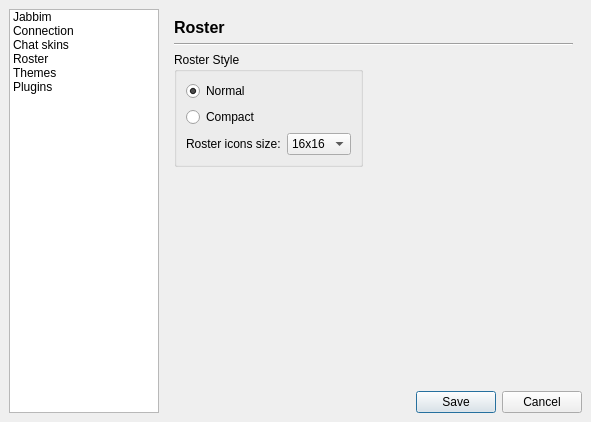
Above: widgets/preferences.ui from xmpp-graveyard/jabbim before the change. Below: the same form after it.
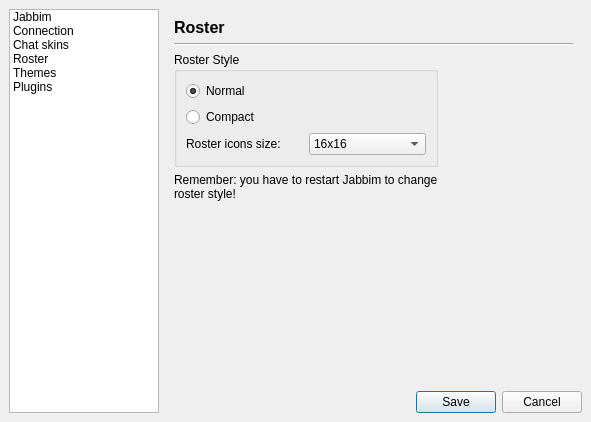
That is the form after the change. Icons and pictures are not drawn.

Diff of the .ui file:
```diff
--- a/widgets/preferences.ui
+++ b/widgets/preferences.ui
@@ -260,36 +260,6 @@
        <property name="spacing" >
         <number>6</number>
        </property>
-       <item row="3" column="1" >
-        <spacer>
-         <property name="orientation" >
-          <enum>Qt::Horizontal</enum>
-         </property>
-         <property name="sizeHint" >
-          <size>
-           <width>81</width>
-           <height>20</height>
-          </size>
-         </property>
-        </spacer>
-       </item>
-       <item row="1" column="0" colspan="2" >
-        <widget class="Line" name="line_5" >
-         <property name="orientation" >
-          <enum>Qt::Horizontal</enum>
-         </property>
-        </widget>
-       </item>
-       <item row="0" column="0" colspan="2" >
-        <widget class="QLabel" name="label_6" >
-         <property name="text" >
-          <string>&lt;html>&lt;head>&lt;meta name="qrichtext" content="1" />&lt;style type="text/css">
-p, li { white-space: pre-wrap; }
-&lt;/style>&lt;/head>&lt;body style=" font-family:'Sans Serif'; font-size:9pt; font-weight:400; font-style:normal; text-decoration:none;">
-&lt;p style=" margin-top:0px; margin-bottom:0px; margin-left:0px; margin-right:0px; -qt-block-indent:0; text-indent:0px;">&lt;span style=" font-size:12pt; font-weight:600;">Roster&lt;/span>&lt;/p>&lt;/body>&lt;/html></string>
-         </property>
-        </widget>
-       </item>
        <item row="4" column="0" >
         <spacer>
          <property name="orientation" >
@@ -303,7 +273,17 @@
          </property>
         </spacer>
        </item>
-       <item rowspan="2" row="2" column="0" >
+       <item row="3" column="0" >
+        <widget class="QLabel" name="label_10" >
+         <property name="text" >
+          <string>Remember: you have to restart Jabbim to change roster style!</string>
+         </property>
+         <property name="wordWrap" >
+          <bool>true</bool>
+         </property>
+        </widget>
+       </item>
+       <item row="2" column="0" >
         <widget class="QGroupBox" name="groupBox" >
          <property name="title" >
           <string>Roster Style</string>
@@ -371,6 +351,36 @@
          </layout>
         </widget>
        </item>
+       <item row="0" column="0" colspan="2" >
+        <widget class="QLabel" name="label_6" >
+         <property name="text" >
+          <string>&lt;html>&lt;head>&lt;meta name="qrichtext" content="1" />&lt;style type="text/css">
+p, li { white-space: pre-wrap; }
+&lt;/style>&lt;/head>&lt;body style=" font-family:'Sans Serif'; font-size:9pt; font-weight:400; font-style:normal; text-decoration:none;">
+&lt;p style=" margin-top:0px; margin-bottom:0px; margin-left:0px; margin-right:0px; -qt-block-indent:0; text-indent:0px;">&lt;span style=" font-size:12pt; font-weight:600;">Roster&lt;/span>&lt;/p>&lt;/body>&lt;/html></string>
+         </property>
+        </widget>
+       </item>
+       <item row="1" column="0" colspan="2" >
+        <widget class="Line" name="line_5" >
+         <property name="orientation" >
+          <enum>Qt::Horizontal</enum>
+         </property>
+        </widget>
+       </item>
+       <item row="2" column="1" >
+        <spacer>
+         <property name="orientation" >
+          <enum>Qt::Horizontal</enum>
+         </property>
+         <property name="sizeHint" >
+          <size>
+           <width>81</width>
+           <height>20</height>
+          </size>
+         </property>
+        </spacer>
+       </item>
       </layout>
      </widget>
      <widget class="QWidget" name="page_3" >
```
Left out of the diff: 74 changed lines with no effect on the pictures.
